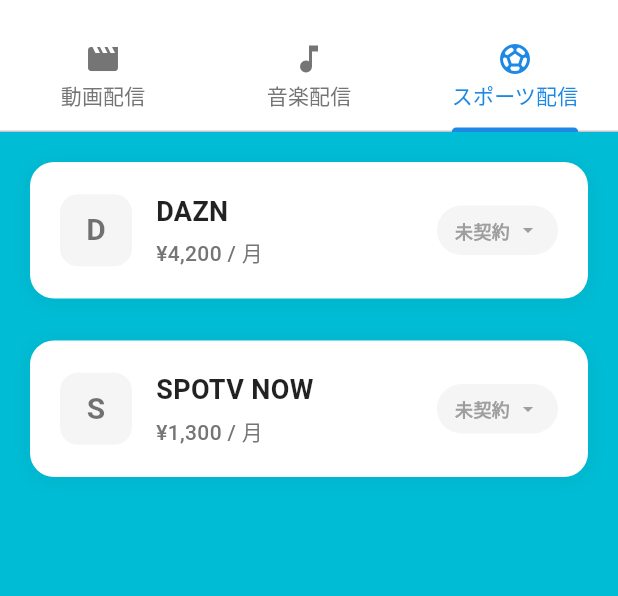
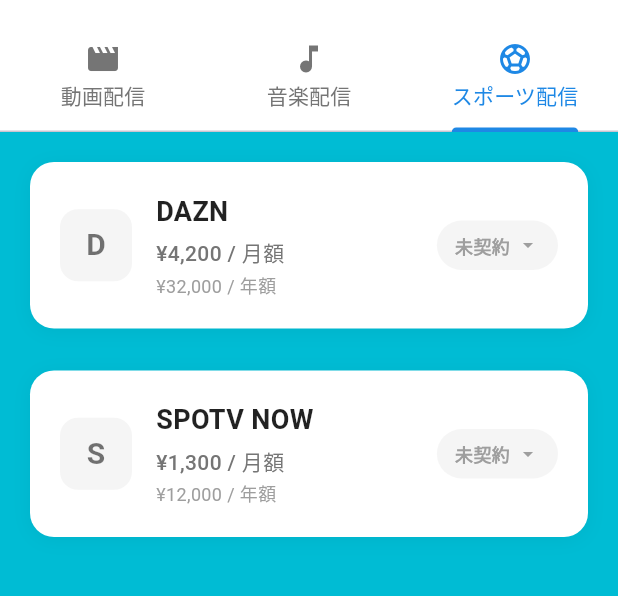
Before and after one commit to tomohiro1024/claude_code_subscription_flutter, a Flutter app: the screen it shows after launch, tab 3 chosen, on a phone screen of 412 x 824 dp, the part 63-659 px from its top. Run offline on Flutter 3.47's test engine with Material 3 defaults, Android fonts, the phone set to English and light mode, and no system bars; our stand-ins replace shared_preferences; network calls fail; Roboto replaces fonts that are missing (Hiragino Sans).

Commit message:
年額の追加

```diff
--- a/lib/models/subscription_model.dart
+++ b/lib/models/subscription_model.dart
@@ -10,6 +10,7 @@
   final String serviceName;
   final String serviceLogoUrl;
   final double monthlyPrice;
+  final double? yearPrice;
   final String currency;
   final DateTime startDate;
   final DateTime? nextBillingDate;
@@ -25,6 +26,7 @@
     required this.serviceName,
     required this.serviceLogoUrl,
     required this.monthlyPrice,
+    this.yearPrice,
     required this.currency,
     required this.startDate,
     this.nextBillingDate,
@@ -42,6 +44,7 @@
       serviceName: json['serviceName'],
       serviceLogoUrl: json['serviceLogoUrl'],
       monthlyPrice: json['monthlyPrice'].toDouble(),
+      yearPrice: json['yearPrice']?.toDouble(),
       currency: json['currency'],
       startDate: DateTime.parse(json['startDate']),
       nextBillingDate: json['nextBillingDate'] != null
@@ -66,6 +69,7 @@
       'serviceName': serviceName,
       'serviceLogoUrl': serviceLogoUrl,
       'monthlyPrice': monthlyPrice,
+      'yearPrice': yearPrice,
       'currency': currency,
       'startDate': startDate.toIso8601String(),
       'nextBillingDate': nextBillingDate?.toIso8601String(),
--- a/lib/widgets/subscription_card.dart
+++ b/lib/widgets/subscription_card.dart
@@ -95,13 +95,24 @@
                           ),
                           const SizedBox(height: 4),
                           Text(
-                            '¥${_currencyFormatter.format(widget.subscription.monthlyPrice)} / 月',
+                            '¥${_currencyFormatter.format(widget.subscription.monthlyPrice)} / 月額',
                             style: TextStyle(
                               fontSize: 14,
                               color: Colors.grey[600],
                               fontWeight: FontWeight.w500,
                             ),
                           ),
+                          if (widget.subscription.yearPrice != null) ...[
+                            const SizedBox(height: 2),
+                            Text(
+                              '¥${_currencyFormatter.format(widget.subscription.yearPrice!)} / 年額',
+                              style: TextStyle(
+                                fontSize: 12,
+                                color: Colors.grey[500],
+                                fontWeight: FontWeight.w400,
+                              ),
+                            ),
+                          ],
                         ],
                       ),
                     ),
```
Also changed, not shown: lib/providers/subscription_provider.dart (+9 -1 lines).
